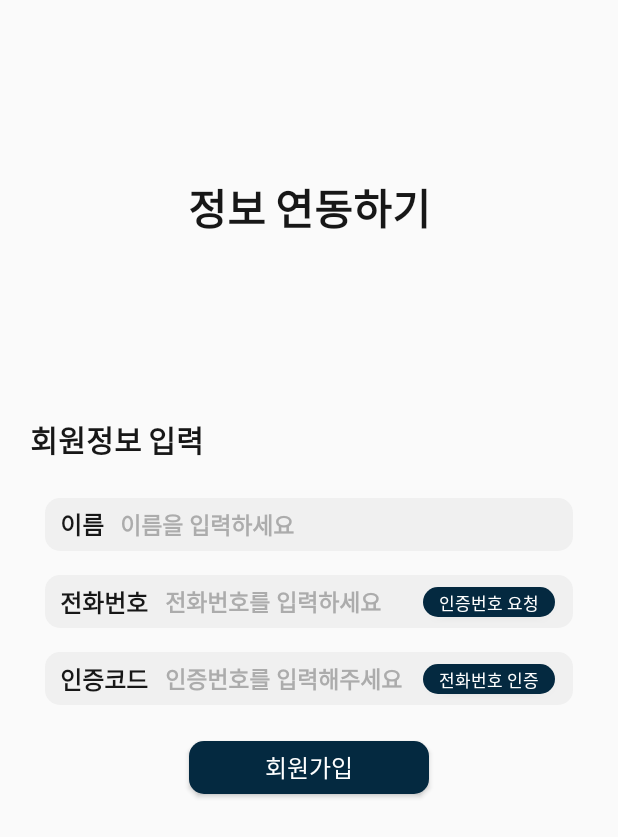
After one commit to CSID-DGU/2023-2-SCS4031-01-cinematic-system, an Android app: the GuardianGetConnection screen opened directly, with no data from a screen before it, on a phone screen of 412 x 824 dp. The commit adds this screen. Shown: the top 837 px of the screen. Run offline under Robolectric (Android 15) with nearby library versions, the phone set to English and light mode, and no system bars.

Commit message:
ADD connection pages

```diff
--- /dev/null
+++ b/fiebasephoneauth/app/src/main/java/com/example/fiebasephoneauth/Guardian/connection/GuardianGetConnection.java
@@ -0,0 +1,33 @@
+package com.example.fiebasephoneauth.Guardian.connection;
+
+import androidx.appcompat.app.AppCompatActivity;
+
+import android.os.Bundle;
+import android.widget.Button;
+import android.widget.EditText;
+
+import com.example.fiebasephoneauth.R;
+import com.example.fiebasephoneauth.databinding.ActivityGuardianGetConnectionBinding;
+
+/**
+ *  <h3> 계정 연동 페이지 </h3>
+ *
+ * 보호자가 계정 연동을 진행하는 페이지
+ */
+public class GuardianGetConnection extends AppCompatActivity {
+
+    private ActivityGuardianGetConnectionBinding binding;
+    @Override
+    protected void onCreate(Bundle savedInstanceState) {
+        super.onCreate(savedInstanceState);
+        binding = ActivityGuardianGetConnectionBinding.inflate(getLayoutInflater());
+        setContentView(binding.getRoot());
+
+        // 레이아웃 요소들
+        EditText nameForm = binding.nameForm;
+        EditText phoneForm = binding.phoneNumForm;
+        Button requestAuthNumButton = binding.requestAuthNumButton;
+        Button confirmAuthNumButton = binding.confirmAuthNumButton;
+
+    }
+}
--- /dev/null
+++ b/fiebasephoneauth/app/src/main/res/layout/activity_guardian_get_connection.xml
@@ -0,0 +1,203 @@
+<?xml version="1.0" encoding="utf-8"?>
+<androidx.constraintlayout.widget.ConstraintLayout xmlns:android="http://schemas.android.com/apk/res/android"
+    xmlns:app="http://schemas.android.com/apk/res-auto"
+    xmlns:tools="http://schemas.android.com/tools"
+    android:layout_width="match_parent"
+    android:layout_height="match_parent"
+    tools:context=".Guardian.connection.GuardianGetConnection">
+
+    <TextView
+        android:id="@+id/title"
+        android:layout_width="wrap_content"
+        android:layout_height="wrap_content"
+        android:fontFamily="@font/interextrabold"
+        android:text="@string/connect_care_receiver"
+        android:textColor="@color/black_1"
+        android:textSize="28dp"
+        app:layout_constraintVertical_bias="0.15"
+        app:layout_constraintStart_toStartOf="parent"
+        app:layout_constraintEnd_toEndOf="parent"
+        app:layout_constraintTop_toTopOf="parent"
+        app:layout_constraintBottom_toBottomOf="parent"
+        />
+
+    <TextView
+        android:id="@+id/userInfoText"
+        android:layout_width="wrap_content"
+        android:layout_height="wrap_content"
+        android:layout_marginStart="20dp"
+        android:elevation="15dp"
+        android:fontFamily="@font/interextrabold"
+        android:text="@string/input_care_receiver_info"
+        android:textColor="@color/black_1"
+        android:textSize="20dp"
+        app:layout_constraintVertical_bias="0.35"
+        app:layout_constraintTop_toTopOf="parent"
+        app:layout_constraintBottom_toBottomOf="parent"
+        app:layout_constraintStart_toStartOf="parent"
+         />
+
+    <EditText
+        android:id="@+id/nameForm"
+        android:layout_width="match_parent"
+        android:layout_height="35dp"
+        android:layout_alignParentLeft="true"
+        android:layout_marginHorizontal="30dp"
+        android:layout_marginStart="30dp"
+        android:layout_marginTop="24dp"
+        android:layout_marginEnd="30dp"
+        android:background="@drawable/form_layout"
+        android:elevation="15dp"
+        android:fontFamily="@font/intersemibold"
+        android:hint="@string/enter_your_name"
+        android:inputType="text"
+        android:paddingStart="50dp"
+        android:textColor="@color/black_1"
+        android:textColorHint="@color/white_2"
+        android:textSize="15dp"
+        app:layout_constraintStart_toStartOf="parent"
+        app:layout_constraintTop_toBottomOf="@+id/userInfoText"
+        android:translationZ="-15dp"
+        />
+
+    <TextView
+        android:id="@+id/nameText"
+        android:layout_width="wrap_content"
+        android:layout_height="wrap_content"
+        android:layout_marginStart="40dp"
+        android:layout_marginTop="29dp"
+        android:elevation="15dp"
+        android:fontFamily="@font/intersemibold"
+        android:text="@string/name"
+        android:textColor="@color/black_1"
+        android:textSize="16dp"
+        app:layout_constraintStart_toStartOf="parent"
+        app:layout_constraintTop_toBottomOf="@+id/userInfoText" />
+
+    <EditText
+        android:id="@+id/phoneNumForm"
+        android:layout_width="match_parent"
+        android:layout_height="35dp"
+        android:layout_alignParentLeft="true"
+        android:layout_marginHorizontal="30dp"
+        android:layout_marginStart="30dp"
+        android:layout_marginTop="16dp"
+        android:layout_marginEnd="30dp"
+        android:background="@drawable/form_layout"
+        android:elevation="15dp"
+        android:fontFamily="@font/intersemibold"
+        android:hint="@string/enter_your_phone_number"
+        android:inputType="text"
+        android:paddingStart="80dp"
+        android:textColor="@color/black_1"
+        android:textColorHint="@color/white_2"
+        android:textSize="15dp"
+        app:layout_constraintStart_toStartOf="parent"
+        app:layout_constraintEnd_toEndOf="parent"
+        app:layout_constraintTop_toBottomOf="@+id/nameForm"
+        android:translationZ="-15dp"
+        />
+
+    <TextView
+        android:id="@+id/phoneNumText"
+        android:layout_width="wrap_content"
+        android:layout_height="wrap_content"
+        android:layout_marginStart="40dp"
+        android:layout_marginTop="22dp"
+        android:elevation="30dp"
+        android:fontFamily="@font/intersemibold"
+        android:text="@string/phone_number"
+        android:textColor="@color/black_1"
+        android:textSize="16dp"
+        app:layout_constraintStart_toStartOf="parent"
+        app:layout_constraintTop_toBottomOf="@+id/nameForm"
+        />
+
+    <Button
+        android:id="@+id/requestAuthNum_button"
+        android:layout_width="wrap_content"
+        android:layout_height="20dp"
+        android:layout_marginTop="24dp"
+        android:layout_marginBottom="24dp"
+        android:background="@drawable/button_layout"
+        android:textSize="11dp"
+        android:padding="2dp"
+        android:text="@string/request_phone_auth"
+        android:textColor="@color/white_0"
+        app:layout_constraintEnd_toEndOf="parent"
+        app:layout_constraintHorizontal_bias="0.87"
+        app:layout_constraintStart_toStartOf="parent"
+        app:layout_constraintTop_toBottomOf="@+id/nameForm"
+        />
+
+    <EditText
+        android:id="@+id/phoneNumConfirmForm"
+        android:layout_width="match_parent"
+        android:layout_height="35dp"
+        android:layout_alignParentLeft="true"
+        android:layout_marginHorizontal="30dp"
+        android:layout_marginStart="30dp"
+        android:layout_marginTop="16dp"
+        android:layout_marginEnd="30dp"
+        android:background="@drawable/form_layout"
+        android:elevation="15dp"
+        android:fontFamily="@font/intersemibold"
+        android:hint="@string/enter_vertification_code"
+        android:inputType="text"
+        android:paddingStart="80dp"
+        android:textColor="@color/black_1"
+        android:textColorHint="@color/white_2"
+        android:textSize="15dp"
+        app:layout_constraintStart_toStartOf="parent"
+        app:layout_constraintTop_toBottomOf="@+id/phoneNumForm"
+        android:translationZ="-15dp"
+        />
+
+    <TextView
+        android:id="@+id/phoneNumConfirmText"
+        android:layout_width="wrap_content"
+        android:layout_height="wrap_content"
+        android:layout_marginStart="40dp"
+        android:layout_marginTop="22dp"
+        android:elevation="15dp"
+        android:fontFamily="@font/intersemibold"
+        android:text="@string/verification_code"
+        android:textColor="@color/black_1"
+        android:textSize="16dp"
+        app:layout_constraintStart_toStartOf="parent"
+        app:layout_constraintTop_toBottomOf="@+id/phoneNumForm" />
+
+    <Button
+        android:id="@+id/confirmAuthNum_button"
+        android:layout_width="wrap_content"
+        android:layout_height="20dp"
+        android:layout_marginTop="24dp"
+        android:layout_marginBottom="24dp"
+        android:background="@drawable/button_layout"
+        android:textSize="11dp"
+        android:padding="2dp"
+        android:text="@string/verify_phone_number"
+        android:textColor="@color/white_0"
+        app:layout_constraintEnd_toEndOf="parent"
+        app:layout_constraintHorizontal_bias="0.87"
+        app:layout_constraintStart_toStartOf="parent"
+        app:layout_constraintTop_toBottomOf="@+id/phoneNumForm"
+        />
+
+    <Button
+        android:id="@+id/signup_button"
+        android:layout_width="160dp"
+        android:layout_height="35dp"
+        android:layout_marginTop="24dp"
+        android:layout_marginBottom="24dp"
+        android:textSize="16dp"
+        android:background="@drawable/button_layout"
+        android:padding="0dp"
+        android:text="@string/Sign_up"
+        android:textColor="@color/white_0"
+        app:layout_constraintEnd_toEndOf="parent"
+        app:layout_constraintStart_toStartOf="parent"
+        app:layout_constraintTop_toBottomOf="@+id/phoneNumConfirmForm" />
+
+
+</androidx.constraintlayout.widget.ConstraintLayout>
--- a/fiebasephoneauth/app/src/main/res/layout/activity_signup.xml
+++ b/fiebasephoneauth/app/src/main/res/layout/activity_signup.xml
@@ -28,7 +28,7 @@
         android:layout_height="wrap_content"
         android:layout_marginStart="20dp"
         android:layout_marginTop="24dp"
-        android:text="회원의 유형을 선택해주세요"
+        android:text="@string/select_sign_up_type"
         android:textColor="@color/black_1"
         app:layout_constraintStart_toStartOf="parent"
         app:layout_constraintTop_toBottomOf="@+id/titleText" />
@@ -40,7 +40,7 @@
         android:layout_marginStart="30dp"
         android:layout_marginTop="12dp"
         android:background="@drawable/button_layout"
-        android:text="보호자"
+        android:text="@string/guardian"
         android:padding="0dp"
         android:textColor="@color/white_0"
         app:layout_constraintEnd_toStartOf="@+id/care_receiverButton"
@@ -54,7 +54,7 @@
         android:layout_marginEnd="30dp"
         android:layout_marginTop="12dp"
         android:background="@drawable/button_layout"
-        android:text="피보호자"
+        android:text="@string/care_receiver"
         android:padding="0dp"
         android:textColor="@color/white_0"
         app:layout_constraintEnd_toEndOf="parent"
--- a/fiebasephoneauth/app/src/main/res/values/strings.xml
+++ b/fiebasephoneauth/app/src/main/res/values/strings.xml
@@ -4,4 +4,29 @@
 
     <string name="Splash_title">응급안전안심 앱</string>
     <string name="Sign_up">회원가입</string>
+    <string name="Sign_in">로그인</string>
+    <string name="Sign_out">로그아웃</string>
+    <string name="reload">새로고침</string>
+    <string name="verify_phone_number">전화번호 인증</string>
+    <string name="verification_code">인증코드</string>
+    <string name="get_connected">연동하기</string>
+    <string name="request_phone_auth">인증번호 요청</string>
+    <string name="please_connected_from_guardian">보호자의 계정을 통해 연동해주세요</string>
+    <string name="please_connection_to_care_receiver">피보호자의 정보를 연동해주세요</string>
+    <string name="connect_care_receiver">정보 연동하기</string>
+    <string name="input_care_receiver_info" >회원정보 입력</string>
+    <string name="enter_your_id">아이디를 입력하세요</string>
+    <string name="enter_your_pw">비밀번호를 입력하세요</string>
+    <string name="enter_your_name">이름을 입력하세요</string>
+    <string name="enter_your_phone_number">전화번호를 입력하세요</string>
+    <string name="enter_vertification_code">인증번호를 입력해주세요</string>
+    <string name="name">이름</string>
+    <string name="phone_number">전화번호</string>
+    <string name="id">ID</string>
+    <string name="pw">PW</string>
+    <string name="select_sign_up_type">회원의 유형을 선택해주세요</string>
+    <string name="guardian">보호자</string>
+    <string name="care_receiver">피보호자</string>
+
+
 </resources>
```
Also changed, not shown: fiebasephoneauth/app/src/main/AndroidManifest.xml (+27 -3 lines), fiebasephoneauth/app/src/main/java/com/example/fiebasephoneauth/CareReceiver/connection/CareReceiverNotConnected.java (added, +31 -0 lines), fiebasephoneauth/app/src/main/java/com/example/fiebasephoneauth/CareReceiver/page/CareReceiverEventLog.java (added, +16 -0 lines), fiebasephoneauth/app/src/main/java/com/example/fiebasephoneauth/CareReceiver/page/CareReceiverQuery.java (added, +16 -0 lines), fiebasephoneauth/app/src/main/java/com/example/fiebasephoneauth/Guardian/connection/GuardianNotConnected.java (added, +29 -0 lines), fiebasephoneauth/app/src/main/java/com/example/fiebasephoneauth/Guardian/page/GuardianEventLog.java (added, +16 -0 lines), fiebasephoneauth/app/src/main/java/com/example/fiebasephoneauth/Guardian/page/GuardianHome.java (added, +16 -0 lines), fiebasephoneauth/app/src/main/java/com/example/fiebasephoneauth/Guardian/page/GuardianProfile.java (added, +16 -0 lines), fiebasephoneauth/app/src/main/res/layout/activity_care_receiver_event_log.xml (added, +9 -0 lines), fiebasephoneauth/app/src/main/res/layout/activity_care_receiver_not_connected.xml (added, +68 -0 lines), fiebasephoneauth/app/src/main/res/layout/activity_care_receiver_query.xml (added, +9 -0 lines), fiebasephoneauth/app/src/main/res/layout/activity_guardian_event_log.xml (added, +9 -0 lines), fiebasephoneauth/app/src/main/res/layout/activity_guardian_home.xml (added, +9 -0 lines), fiebasephoneauth/app/src/main/res/layout/activity_guardian_not_connected.xml (added, +50 -0 lines), 2 more files.
